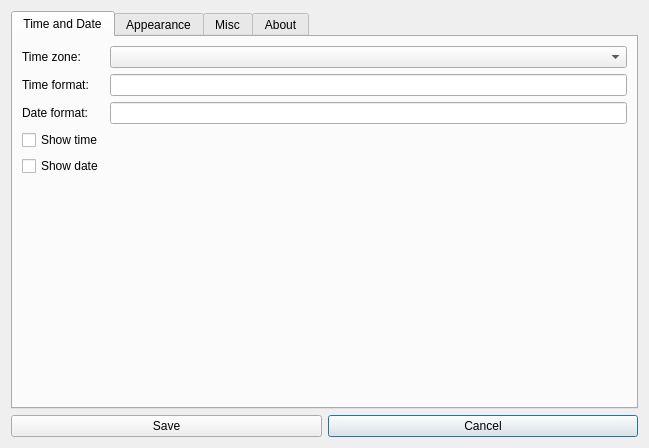
kostoskistefan/hoverclock-qt, file src/settings_dialog.ui: the form before one commit.
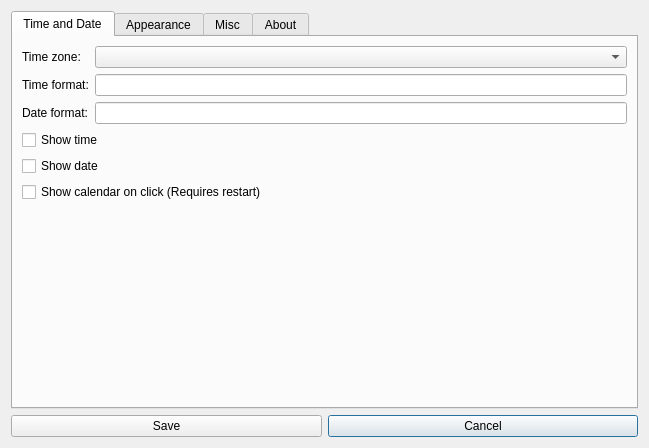
The form after the commit.

Commit message: Add calendar feature

What changed in the file:
```diff
--- a/src/settings_dialog.ui
+++ b/src/settings_dialog.ui
@@ -73,21 +73,7 @@
        <item row="2" column="1">
         <widget class="QLineEdit" name="dateFormatLineEdit"/>
        </item>
-       <item row="3" column="0">
-        <widget class="QCheckBox" name="showTimeCheckBox">
-         <property name="text">
-          <string>Show time</string>
-         </property>
-        </widget>
-       </item>
-       <item row="4" column="0">
-        <widget class="QCheckBox" name="showDateCheckBox">
-         <property name="text">
-          <string>Show date</string>
-         </property>
-        </widget>
-       </item>
-       <item row="5" column="0" colspan="2">
+       <item row="6" column="0" colspan="2">
         <spacer name="verticalSpacer_4">
          <property name="orientation">
           <enum>Qt::Vertical</enum>
@@ -100,6 +86,27 @@
          </property>
         </spacer>
        </item>
+       <item row="5" column="0" colspan="2">
+        <widget class="QCheckBox" name="showCalendarCheckBox">
+         <property name="text">
+          <string>Show calendar on click (Requires restart)</string>
+         </property>
+        </widget>
+       </item>
+       <item row="4" column="0" colspan="2">
+        <widget class="QCheckBox" name="showDateCheckBox">
+         <property name="text">
+          <string>Show date</string>
+         </property>
+        </widget>
+       </item>
+       <item row="3" column="0" colspan="2">
+        <widget class="QCheckBox" name="showTimeCheckBox">
+         <property name="text">
+          <string>Show time</string>
+         </property>
+        </widget>
+       </item>
       </layout>
      </widget>
      <widget class="QWidget" name="appearanceTab">
```
The commit also changes 5 other files.
